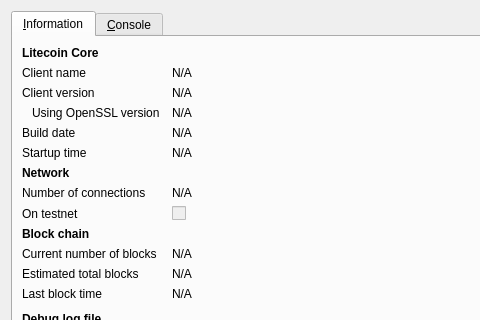
Above: src/qt/forms/rpcconsole.ui from HowToCloneAnAltcoin/Clonecoin before the change; both pictures show x 0 to 480 and y 0 to 320 of the 740 by 450 pixel window. Below: the same form after it.
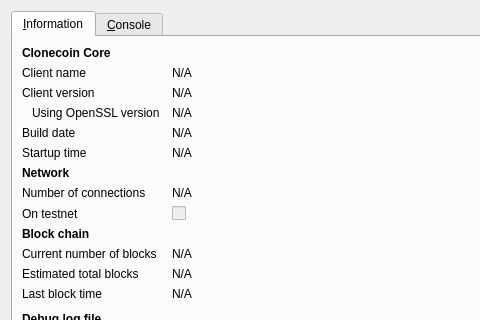
That is the form after the change. Icons and pictures are not drawn.

Commit message:
Change Litecoin to Clonecoin
With case sensitivity

Diff of the .ui file:
```diff
--- a/src/qt/forms/rpcconsole.ui
+++ b/src/qt/forms/rpcconsole.ui
@@ -36,7 +36,7 @@
           </font>
          </property>
          <property name="text">
-          <string>Litecoin Core</string>
+          <string>Clonecoin Core</string>
          </property>
         </widget>
        </item>
```
Left out of the diff: 6 changed lines with no effect on the pictures. The commit also changes 112 other files.
